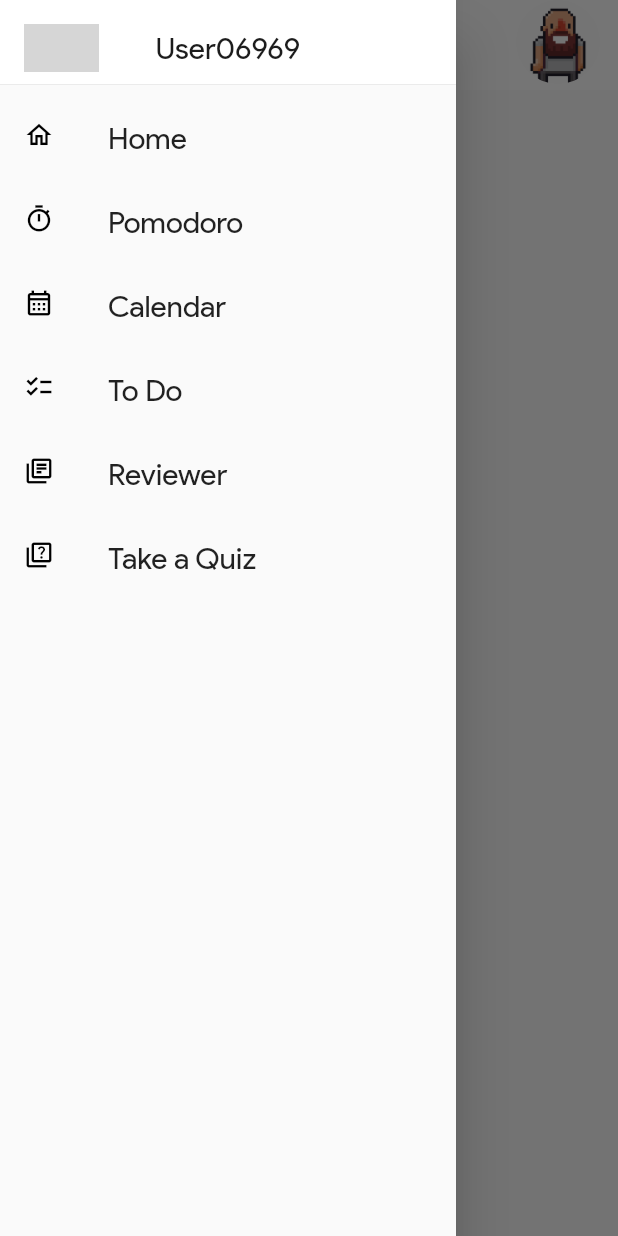
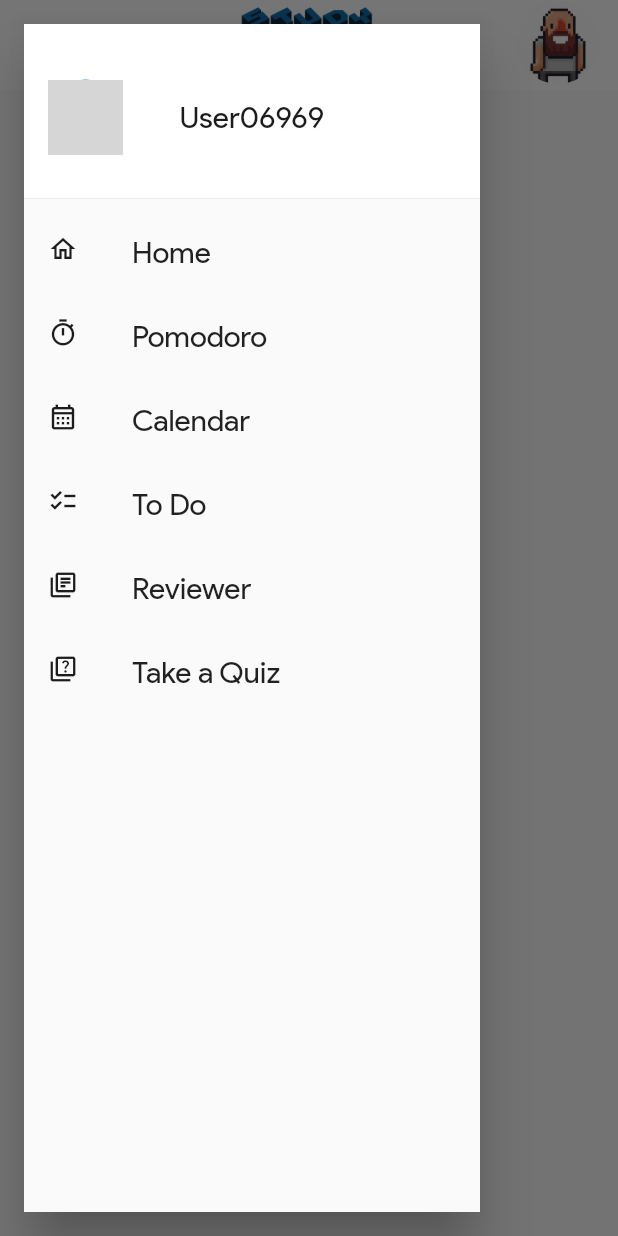
Before and after one commit to Bryan-Monterozo/study_first_ggs_later, a Flutter app: the screen it shows after launch, with the side drawer open, on a phone screen of 412 x 824 dp. Run offline on Flutter 3.47's test engine with Material 2 defaults, Android fonts, the phone set to English and light mode, and no system bars; our stand-ins replace firebase_core, flip_card, percent_indicator; accounts and stored records are empty; network calls fail; grey boxes are pictures that could not be loaded.

Commit message:
NavDrawer UI Branch

```diff
--- a/lib/modules/shared/nav_bar.dart
+++ b/lib/modules/shared/nav_bar.dart
@@ -21,11 +21,13 @@ class NavDrawer extends StatelessWidget {
 
   @override
   Widget build(BuildContext context) {
-    return Drawer(
+    return Padding(
+      padding:const EdgeInsets.only(left: 16, top: 16, bottom: 16),
+    child:Drawer(
       child: ListView(
         children: <Widget>[
           const SizedBox(
-            height:64.0,
+            height:124.0,
             child:DrawerHeader(
               decoration: BoxDecoration(
                 color: Colors.white,
@@ -58,7 +60,7 @@ class NavDrawer extends StatelessWidget {
             leading: const Icon(
               Icons.home_outlined,
               size: 20,
-              color: Colors.black,
+              color:  Color(0xFF1C1C1C),
             ),
             onTap: () {
               Navigator.pushReplacement(
@@ -77,7 +79,7 @@ class NavDrawer extends StatelessWidget {
             leading: const Icon(
               Icons.timer_outlined,
               size: 20,
-              color: Colors.black,
+              color: Color(0xFF1C1C1C),
             ),
             onTap: () {
               Navigator.pushReplacement(
@@ -96,7 +98,7 @@ class NavDrawer extends StatelessWidget {
             leading: const Icon(
               Icons.calendar_month_outlined,
               size: 20,
-              color: Colors.black,
+              color:  Color(0xFF1C1C1C),
             ),
             onTap: () {
               Navigator.pushReplacement(
@@ -115,7 +117,7 @@ class NavDrawer extends StatelessWidget {
             leading: const Icon(
               Icons.checklist_outlined,
               size: 20,
-              color: Colors.black,
+              color:  Color(0xFF1C1C1C),
             ),
             onTap: () {
               Navigator.pushReplacement(
@@ -134,7 +136,7 @@ class NavDrawer extends StatelessWidget {
             leading: const Icon(
               Icons.my_library_books_outlined,
               size: 20,
-              color: Colors.black,
+              color:  Color(0xFF1C1C1C),
             ),
             onTap: () {
               Navigator.pushReplacement(
@@ -153,7 +155,7 @@ class NavDrawer extends StatelessWidget {
             leading: const Icon(
               Icons.quiz_outlined,
               size: 20,
-              color: Colors.black,
+              color:  Color(0xFF1C1C1C),
             ),
             onTap: () {
               Navigator.pushReplacement(
@@ -166,6 +168,7 @@ class NavDrawer extends StatelessWidget {
           ),
         ],
       ),
+    ),
     );
   }
 }
```
